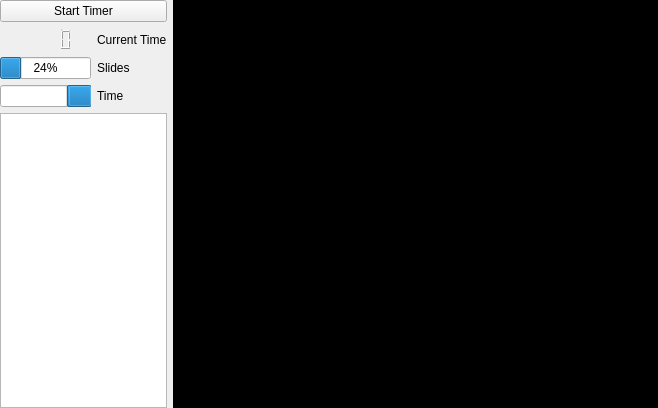
Old version of the form lecturerscreen.ui in the repository MrHase/Presentation.
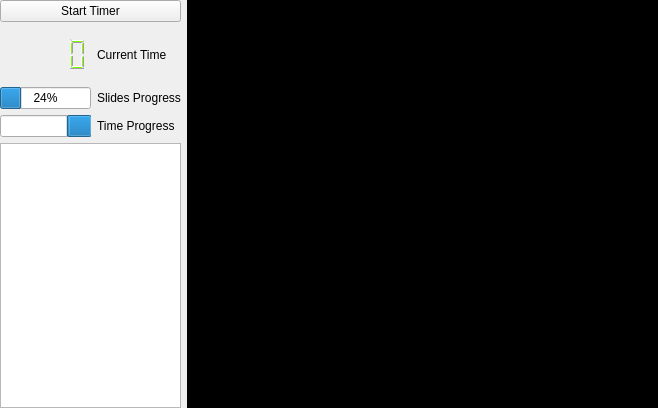
New version of the form.

What changed in the file:
```diff
--- a/lecturerscreen.ui
+++ b/lecturerscreen.ui
@@ -45,6 +45,12 @@
      </property>
      <item row="4" column="0" colspan="2">
       <widget class="QListWidget" name="pageList">
+       <property name="sizePolicy">
+        <sizepolicy hsizetype="Expanding" vsizetype="Expanding">
+         <horstretch>0</horstretch>
+         <verstretch>5</verstretch>
+        </sizepolicy>
+       </property>
        <property name="autoFillBackground">
         <bool>false</bool>
        </property>
@@ -71,20 +77,20 @@
         <string notr="true"/>
        </property>
        <property name="text">
-        <string>Time</string>
+        <string>Time Progress</string>
        </property>
       </widget>
      </item>
      <item row="1" column="0">
       <widget class="QLCDNumber" name="lcdNumber">
        <property name="sizePolicy">
-        <sizepolicy hsizetype="Preferred" vsizetype="Preferred">
+        <sizepolicy hsizetype="Preferred" vsizetype="Expanding">
          <horstretch>0</horstretch>
-         <verstretch>0</verstretch>
+         <verstretch>1</verstretch>
         </sizepolicy>
        </property>
        <property name="styleSheet">
-        <string notr="true">color:black</string>
+        <string notr="true">color: rgb(128, 255, 0);</string>
        </property>
        <property name="frameShape">
         <enum>QFrame::NoFrame</enum>
@@ -145,7 +151,7 @@
         <string notr="true"/>
        </property>
        <property name="text">
-        <string>Slides</string>
+        <string>Slides Progress</string>
        </property>
       </widget>
      </item>
@@ -184,6 +190,15 @@
      <property name="styleSheet">
       <string notr="true">background-color:black;</string>
      </property>
+     <property name="frameShape">
+      <enum>QFrame::NoFrame</enum>
+     </property>
+     <property name="frameShadow">
+      <enum>QFrame::Plain</enum>
+     </property>
+     <property name="lineWidth">
+      <number>1</number>
+     </property>
      <property name="verticalScrollBarPolicy">
       <enum>Qt::ScrollBarAlwaysOff</enum>
      </property>
```
